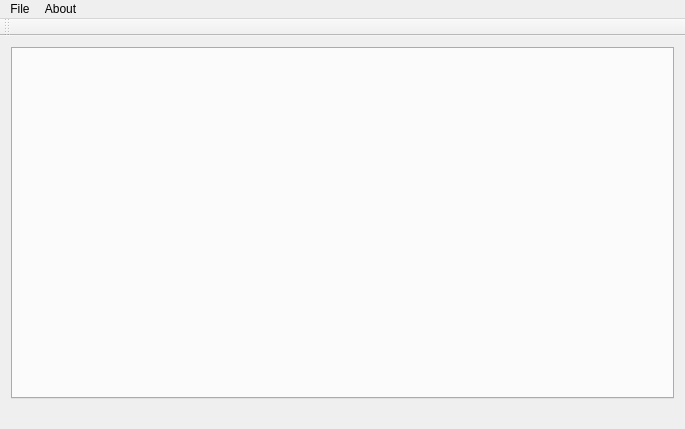
Qt form src/minervawindow.ui (admiral0/Minerva) before a commit.
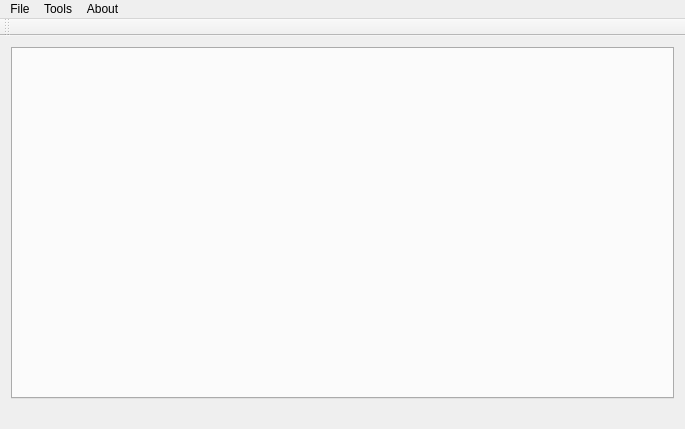
The same form after that commit.

Commit message: Started work on multiple cursors handling

Patch:
```diff
--- a/src/minervawindow.ui
+++ b/src/minervawindow.ui
@@ -77,7 +77,14 @@
     <addaction name="separator"/>
     <addaction name="actionExit"/>
    </widget>
+   <widget class="QMenu" name="menuTools">
+    <property name="title">
+     <string>Tools</string>
+    </property>
+    <addaction name="actionLanguages"/>
+   </widget>
    <addaction name="menuFile"/>
+   <addaction name="menuTools"/>
    <addaction name="menuAbout"/>
   </widget>
   <widget class="QToolBar" name="mainToolBar">
```
Left out of the diff: 5 changed lines with no effect on the pictures.
